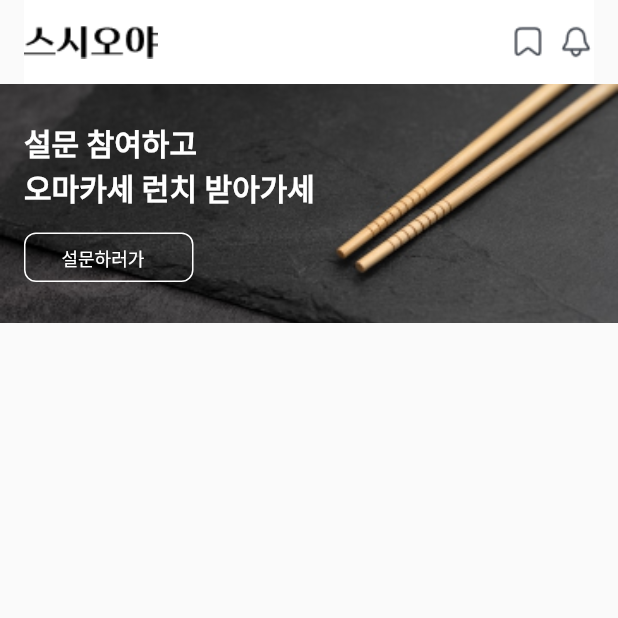
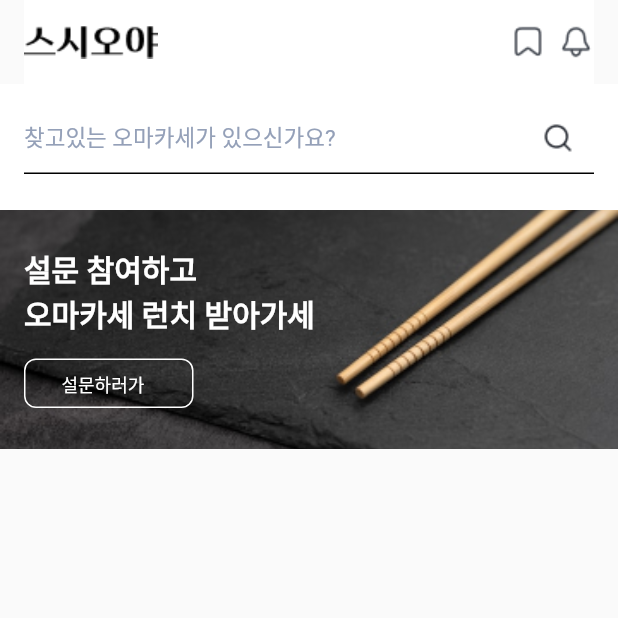
Before and after one commit to sushiOya/sushiOya-mobile, a Flutter app: the screen it shows after launch, on a phone screen of 412 x 824 dp, the top half of it. Run offline on Flutter 3.47's test engine with Material 2 defaults, Android fonts, the phone set to English and light mode, and no system bars.

Commit message:
search filed작성

```diff
--- a/lib/screens/home_screen.dart
+++ b/lib/screens/home_screen.dart
@@ -18,7 +18,7 @@ class HomeScreen extends StatelessWidget {
                 children: [
                   IconButton(
                     onPressed: () {},
-                    icon: Image.asset('images/icons/bookmark.png'),
+                    icon: Image.asset('asset/images/icons/bookmark.png'),
                     padding: EdgeInsets.zero,
                     constraints: BoxConstraints.tight(const Size(24, 24)),
                   ),
@@ -27,25 +27,43 @@ class HomeScreen extends StatelessWidget {
                   ),
                   IconButton(
                     onPressed: () {},
-                    icon: Image.asset('images/icons/notification.png'),
+                    icon: Image.asset('asset/images/icons/notification.png'),
                     padding: EdgeInsets.zero,
                     constraints: BoxConstraints.tight(const Size(24, 24)),
                   ),
                 ],
               ),
             ],
-            title: Image.asset('images/logo.png'),
+            title: Image.asset('asset/images/logo.png'),
             titleSpacing: 0,
             centerTitle: false,
           ),
         ),
       ),
-      body: Stack(
+      body: Column(
+        children: [
+          Container(
+            color: Colors.white,
+            padding: const EdgeInsets.fromLTRB(16, 12, 16, 24),
+            child: TextField(
+              decoration: InputDecoration(
+                  enabledBorder: const UnderlineInputBorder(
+                      borderSide: BorderSide(color: Colors.black)),
+                  hintStyle: const TextStyle(
+                    fontSize: 15,
+                    color: Color(0XFF94A0B8),
+                    fontWeight: FontWeight.w400,
+                  ),
+                  hintText: '찾고있는 오마카세가 있으신가요?',
+                  suffixIcon: Image.asset('asset/images/icons/search.png')),
+            ),
+          ),
+          Stack(
             children: [
               Container(
                 width: double.infinity,
                 height: 159,
-            child: Image.asset('images/banner/main_banner.png',
+                child: Image.asset('asset/images/banner/main_banner.png',
                     fit: BoxFit.fitWidth),
               ),
               Positioned(
@@ -100,6 +118,8 @@ class HomeScreen extends StatelessWidget {
               ),
             ],
           ),
+        ],
+      ),
     );
   }
 }
```
Also changed, not shown: pubspec.yaml (+3 -5 lines), asset/images/banner/main_banner.png (renamed from images/banner/main_banner.png), asset/images/icons/bookmark.png (renamed from images/icons/bookmark.png), asset/images/icons/notification.png (renamed from images/icons/notification.png), asset/images/icons/search.png (added), asset/images/logo.png (renamed from images/logo.png). Lines whose indentation alone changed are shown as unchanged.
